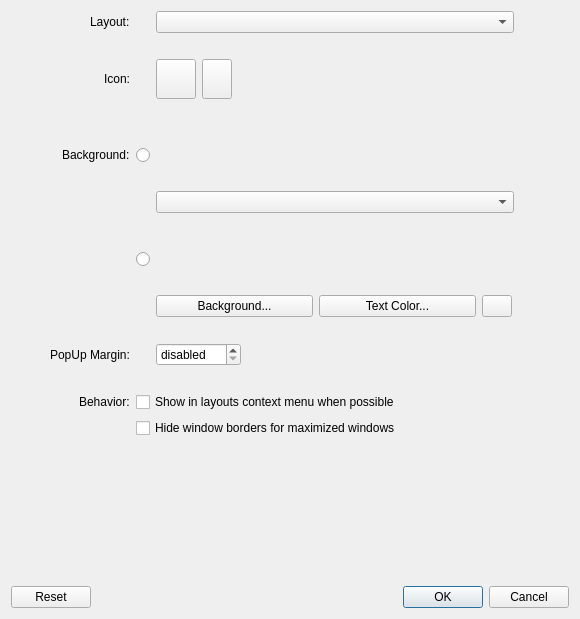
KDE/latte-dock, file app/settings/detailsdialog/detailsdialog.ui: the form before one commit.
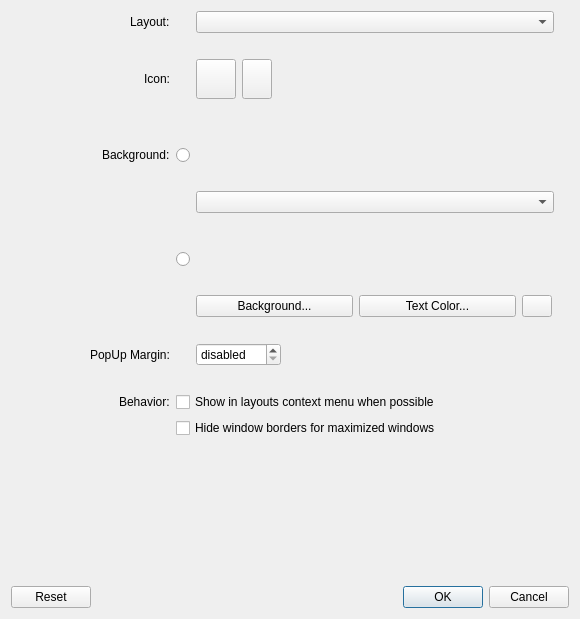
The form after the commit. Icons and pictures are not drawn. Custom widgets are drawn as their Qt base class.

Commit message: detailsdialog:fix columns stretching hig

```diff
--- a/app/settings/detailsdialog/detailsdialog.ui
+++ b/app/settings/detailsdialog/detailsdialog.ui
@@ -35,7 +35,7 @@
      <item>
       <layout class="QVBoxLayout" name="verticalLayout_2">
        <item>
-        <layout class="QGridLayout" name="gridLayout" columnstretch="5,0,0">
+        <layout class="QGridLayout" name="gridLayout" columnstretch="5,0,9">
          <item row="4" column="2">
           <spacer name="verticalSpacer_3">
            <property name="orientation">
```
